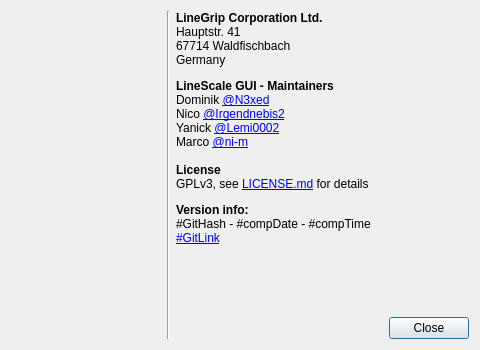
The window that src/gui/dialogabout.ui (linescaleGUI/linescaleGUI) describes before a commit, drawn with Qt 5.
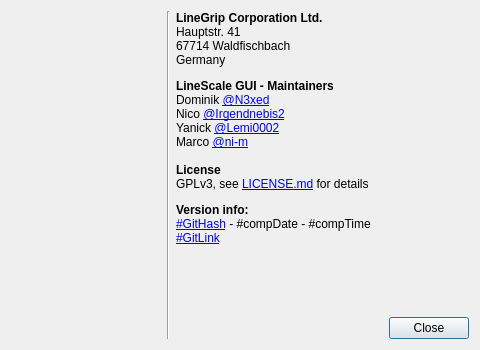
The same window after the commit. Icons and pictures are not drawn.

```diff
--- a/src/gui/dialogabout.ui
+++ b/src/gui/dialogabout.ui
@@ -107,7 +107,7 @@
      <item row="0" column="0" colspan="2">
       <widget class="QLabel" name="lblAbout">
        <property name="text">
-        <string>&lt;html&gt;&lt;head/&gt;&lt;body&gt;&lt;p&gt;&lt;span style=&quot; font-weight:700;&quot;&gt;LineGrip Corporation Ltd.&lt;br/&gt;&lt;/span&gt;Hauptstr. 41&lt;br/&gt;67714 Waldfischbach&lt;br/&gt;Germany&lt;/p&gt;&lt;p&gt;&lt;span style=&quot; font-weight:700;&quot;&gt;LineScale GUI - Maintainers&lt;br/&gt;&lt;/span&gt;Dominik &lt;a href=&quot;https://github.com/N3xed&quot;&gt;&lt;span style=&quot; text-decoration: underline; color:#0000ff;&quot;&gt;@N3xed&lt;br/&gt;&lt;/span&gt;&lt;/a&gt;Nico &lt;a href=&quot;https://github.com/Irgendnebis2&quot;&gt;&lt;span style=&quot; text-decoration: underline; color:#0000ff;&quot;&gt;@Irgendnebis2&lt;br/&gt;&lt;/span&gt;&lt;/a&gt;Yanick &lt;a href=&quot;https://github.com/Lemi0002&quot;&gt;&lt;span style=&quot; text-decoration: underline; color:#0000ff;&quot;&gt;@Lemi0002&lt;br/&gt;&lt;/span&gt;&lt;/a&gt;Marco &lt;a href=&quot;https://github.com/ni-m&quot;&gt;&lt;span style=&quot; text-decoration: underline; color:#0000ff;&quot;&gt;@ni-m&lt;br/&gt;&lt;/span&gt;&lt;/a&gt;&lt;br/&gt;&lt;span style=&quot; font-weight:700;&quot;&gt;License&lt;br/&gt;&lt;/span&gt;GPLv3, see &lt;a href=&quot;LICENSE.md&quot;&gt;&lt;span style=&quot; text-decoration: underline; color:#0000ff;&quot;&gt;LICENSE.md&lt;/span&gt;&lt;/a&gt; for details&lt;/p&gt;&lt;p&gt;&lt;span style=&quot; font-weight:700;&quot;&gt;Version info:&lt;/span&gt;&lt;br/&gt;#GitHash - #compDate - #compTime &lt;br/&gt;&lt;a href=&quot;#GitLink&quot;&gt;&lt;span style=&quot; text-decoration: underline; color:#0000ff;&quot;&gt;#GitLink&lt;/span&gt;&lt;/a&gt;&lt;/p&gt;&lt;/body&gt;&lt;/html&gt;</string>
+        <string>&lt;html&gt;&lt;head/&gt;&lt;body&gt;&lt;p&gt;&lt;span style=&quot; font-weight:700;&quot;&gt;LineGrip Corporation Ltd.&lt;br/&gt;&lt;/span&gt;Hauptstr. 41&lt;br/&gt;67714 Waldfischbach&lt;br/&gt;Germany&lt;/p&gt;&lt;p&gt;&lt;span style=&quot; font-weight:700;&quot;&gt;LineScale GUI - Maintainers&lt;br/&gt;&lt;/span&gt;Dominik &lt;a href=&quot;https://github.com/N3xed&quot;&gt;&lt;span style=&quot; text-decoration: underline; color:#0000ff;&quot;&gt;@N3xed&lt;br/&gt;&lt;/span&gt;&lt;/a&gt;Nico &lt;a href=&quot;https://github.com/Irgendnebis2&quot;&gt;&lt;span style=&quot; text-decoration: underline; color:#0000ff;&quot;&gt;@Irgendnebis2&lt;br/&gt;&lt;/span&gt;&lt;/a&gt;Yanick &lt;a href=&quot;https://github.com/Lemi0002&quot;&gt;&lt;span style=&quot; text-decoration: underline; color:#0000ff;&quot;&gt;@Lemi0002&lt;br/&gt;&lt;/span&gt;&lt;/a&gt;Marco &lt;a href=&quot;https://github.com/ni-m&quot;&gt;&lt;span style=&quot; text-decoration: underline; color:#0000ff;&quot;&gt;@ni-m&lt;br/&gt;&lt;/span&gt;&lt;/a&gt;&lt;br/&gt;&lt;span style=&quot; font-weight:700;&quot;&gt;License&lt;br/&gt;&lt;/span&gt;GPLv3, see &lt;a href=&quot;LICENSE.md&quot;&gt;&lt;span style=&quot; text-decoration: underline; color:#0000ff;&quot;&gt;LICENSE.md&lt;/span&gt;&lt;/a&gt; for details&lt;/p&gt;&lt;p&gt;&lt;span style=&quot; font-weight:700;&quot;&gt;Version info:&lt;/span&gt;&lt;br/&gt;&lt;a href=&quot;https://github.com/linescaleGUI/linescaleGUI/commit/#GitHash&quot;&gt;&lt;span style=&quot; text-decoration: underline; color:#0000ff;&quot;&gt;#GitHash&lt;/span&gt;&lt;/a&gt; - #compDate - #compTime &lt;br/&gt;&lt;a href=&quot;#GitLink&quot;&gt;&lt;span style=&quot; text-decoration: underline; color:#0000ff;&quot;&gt;#GitLink&lt;/span&gt;&lt;/a&gt;&lt;/p&gt;&lt;/body&gt;&lt;/html&gt;</string>
        </property>
        <property name="openExternalLinks">
         <bool>true</bool>
```
